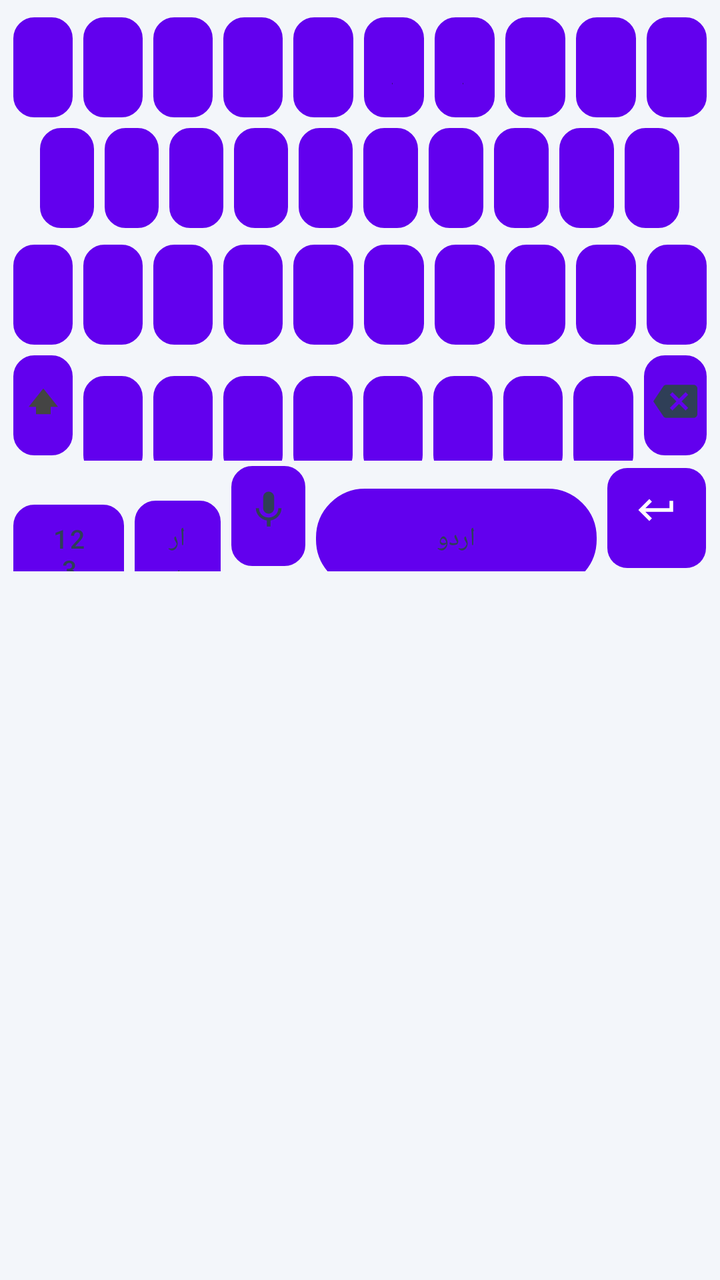
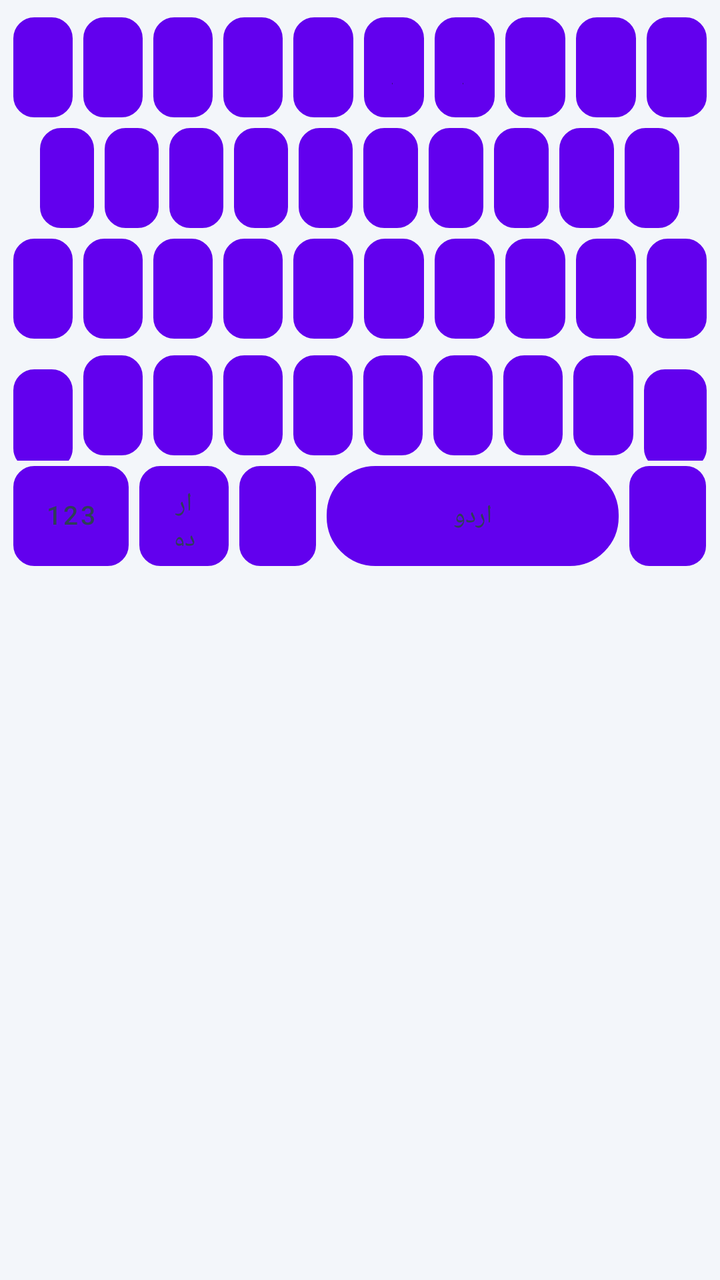

The first picture is an Android layout as it rendered before a commit; the second is the same layout after the commit. The layout source and the unified diff follow.
<!-- AndroidManifest.xml: fallback theme Theme.MaterialComponents.DayNight.NoActionBar -->
<!-- res/layout/keyboard_urdu.xml -->
<?xml version="1.0" encoding="utf-8"?>
<LinearLayout xmlns:android="http://schemas.android.com/apk/res/android"
    android:layout_width="match_parent"
    android:layout_height="wrap_content"
    android:background="@color/kb_bg_light"
    android:clipToPadding="false"
    android:layoutDirection="ltr"
    android:orientation="vertical"
    android:paddingStart="4dp"
    android:paddingEnd="4dp"
    android:paddingTop="6dp">

    
    <LinearLayout
        android:layout_width="match_parent"
        android:layout_height="wrap_content"
        android:orientation="horizontal">
        <Button android:id="@+id/urdu_key_1"  style="@style/KeyboardButton" android:text="ض" />
        <Button android:id="@+id/urdu_key_2"  style="@style/KeyboardButton" android:text="ص" />
        <Button android:id="@+id/urdu_key_3"  style="@style/KeyboardButton" android:text="ث" />
        <Button android:id="@+id/urdu_key_4"  style="@style/KeyboardButton" android:text="ق" />
        <Button android:id="@+id/urdu_key_5"  style="@style/KeyboardButton" android:text="ف" />
        <Button android:id="@+id/urdu_key_6"  style="@style/KeyboardButton" android:text="غ" />
        <Button android:id="@+id/urdu_key_7"  style="@style/KeyboardButton" android:text="ع" />
        <Button android:id="@+id/urdu_key_8"  style="@style/KeyboardButton" android:text="ہ" />
        <Button android:id="@+id/urdu_key_9"  style="@style/KeyboardButton" android:text="خ" />
        <Button android:id="@+id/urdu_key_10" style="@style/KeyboardButton" android:text="ح" />
    </LinearLayout>

    
    <LinearLayout
        android:layout_width="match_parent"
        android:layout_height="wrap_content"
        android:baselineAligned="false"
        android:gravity="center_vertical"
        android:layout_marginBottom="3dp"
        android:orientation="horizontal">
        <View android:layout_width="0dp" android:layout_height="0dp" android:layout_weight="0.5" />
        <Button android:id="@+id/urdu_key_11" style="@style/KeyboardButton" android:text="ج" />
        <Button android:id="@+id/urdu_key_12" style="@style/KeyboardButton" android:text="چ" />
        <Button android:id="@+id/urdu_key_13" style="@style/KeyboardButton" android:text="ظ" />
        <Button android:id="@+id/urdu_key_14" style="@style/KeyboardButton" android:text="ط" />
        <Button android:id="@+id/urdu_key_15" style="@style/KeyboardButton" android:text="ز" />
        <Button android:id="@+id/urdu_key_16" style="@style/KeyboardButton" android:text="ر" />
        <Button android:id="@+id/urdu_key_17" style="@style/KeyboardButton" android:text="ذ" />
        <Button android:id="@+id/urdu_key_18" style="@style/KeyboardButton" android:text="د" />
        <Button android:id="@+id/urdu_key_19" style="@style/KeyboardButton" android:text="ڈ" />
        <Button android:id="@+id/urdu_key_20" style="@style/KeyboardButton" android:text="ب" />
        <View android:layout_width="0dp" android:layout_height="0dp" android:layout_weight="0.5" />
    </LinearLayout>

    
    <LinearLayout
        android:layout_width="match_parent"
        android:layout_height="wrap_content"
        android:orientation="horizontal">
        <Button android:id="@+id/urdu_key_21" style="@style/KeyboardButton" android:text="پ" />
        <Button android:id="@+id/urdu_key_22" style="@style/KeyboardButton" android:text="ت" />
        <Button android:id="@+id/urdu_key_23" style="@style/KeyboardButton" android:text="ٹ" />
        <Button android:id="@+id/urdu_key_24" style="@style/KeyboardButton" android:text="ش" />
        <Button android:id="@+id/urdu_key_25" style="@style/KeyboardButton" android:text="س" />
        <Button android:id="@+id/urdu_key_26" style="@style/KeyboardButton" android:text="ک" />
        <Button android:id="@+id/urdu_key_27" style="@style/KeyboardButton" android:text="گ" />
        <Button android:id="@+id/urdu_key_28" style="@style/KeyboardButton" android:text="ل" />
        <Button android:id="@+id/urdu_key_29" style="@style/KeyboardButton" android:text="م" />
        <Button android:id="@+id/urdu_key_30" style="@style/KeyboardButton" android:text="ن" />
    </LinearLayout>

    
    <LinearLayout
        android:layout_width="match_parent"
        android:layout_height="wrap_content"
        android:orientation="horizontal">

        <Button
            android:id="@+id/urdu_key_shift"
            style="@style/KeyboardButtonShift"
            android:text=""
            android:drawableTop="@drawable/ic_shift"
            android:drawablePadding="0dp" />

        <Button android:id="@+id/urdu_key_31" style="@style/KeyboardButton" android:text="و" />
        <Button android:id="@+id/urdu_key_32" style="@style/KeyboardButton" android:text="ے" />
        <Button android:id="@+id/urdu_key_33" style="@style/KeyboardButton" android:text="ی" />
        <Button android:id="@+id/urdu_key_34" style="@style/KeyboardButton" android:text="ئ" />
        <Button android:id="@+id/urdu_key_35" style="@style/KeyboardButton" android:text="ؤ" />
        <Button android:id="@+id/urdu_key_36" style="@style/KeyboardButton" android:text="ا" />
        <Button android:id="@+id/urdu_key_37" style="@style/KeyboardButton" android:text="آ" />
        <Button android:id="@+id/urdu_key_38" style="@style/KeyboardButton" android:text="ژ" />

        <Button
            android:id="@+id/urdu_backspace"
            style="@style/KeyboardButtonIcon"
            android:text=""
            android:drawableTop="@drawable/ic_backspace"
            android:drawablePadding="0dp" />
    </LinearLayout>

    
    <LinearLayout
        android:layout_width="match_parent"
        android:layout_height="wrap_content"
        android:orientation="horizontal">

        <Button
            android:id="@+id/urdu_key_symbols"
            style="@style/KeyboardButtonBottomSmall"
            android:text="123" />

        <Button
            android:id="@+id/urdu_key_language"
            style="@style/KeyboardButtonLanguage"
            android:text="اردو" />

        <Button
            android:id="@+id/urdu_key_voice"
            style="@style/KeyboardButtonMic"
            android:text=""
            android:drawableTop="@drawable/ic_mic"
            android:drawablePadding="0dp" />

        <Button
            android:id="@+id/urdu_key_space"
            style="@style/KeyboardButtonSpace"
            android:text="اردو" />

        <Button
            android:id="@+id/urdu_key_enter"
            style="@style/KeyboardButtonEnter"
            android:layout_weight="1.2"
            android:text=""
            android:drawableTop="@drawable/ic_enter"
            android:drawablePadding="0dp" />
    </LinearLayout>

</LinearLayout>
<!-- resources referenced by this layout -->
<resources>
  <color name="kb_bg_light">#F3F6FA</color>
  <!-- drawable ic_enter (drawable) -->
  <?xml version="1.0" encoding="utf-8"?>
  <vector xmlns:android="http://schemas.android.com/apk/res/android"
      android:width="22dp"
      android:height="22dp"
      android:viewportWidth="24"
      android:viewportHeight="24">
      <path
          android:fillColor="#FFFFFF"
          android:pathData="M19,7v4H5.83l3.58,-3.59L8,6l-6,6 6,6 1.41,-1.41L5.83,13H21V7z" />
  </vector>
  <!-- drawable ic_shift (drawable) -->
  <?xml version="1.0" encoding="utf-8"?>
  <vector xmlns:android="http://schemas.android.com/apk/res/android"
      android:width="22dp"
      android:height="22dp"
      android:viewportWidth="24"
      android:viewportHeight="24">
      <path
          android:fillColor="#444444"
          android:pathData="M4,15h4v4h8v-4h4L12,5L4,15z" />
  </vector>
  <style name="KeyboardButtonBottomSmall" parent="KeyboardButtonFunctional">
          <item name="android:layout_weight">1.35</item>
          <item name="android:textSize">13sp</item>
      </style>
  <style name="KeyboardButtonEnter" parent="KeyboardButton">
          <item name="android:layout_weight">0.95</item>
          <item name="android:background">@drawable/key_background_enter</item>
          <item name="android:textColor">@color/kb_enter_text</item>
          <item name="android:textSize">0sp</item>
          <item name="android:paddingTop">4dp</item>
          <item name="android:paddingBottom">4dp</item>
          <item name="android:gravity">center</item>
          <item name="android:drawableTint">@color/kb_enter_text</item>
      </style>
  <style name="KeyboardButtonIcon" parent="KeyboardButtonFunctional">
          <item name="android:layout_weight">1.04</item>
          <item name="android:paddingTop">6dp</item>
          <item name="android:paddingBottom">6dp</item>
          <item name="android:textSize">0sp</item>
          <item name="android:gravity">center</item>
          <item name="android:drawableTint">@color/kb_icon_light</item>
      </style>
  <style name="KeyboardButtonLanguage" parent="KeyboardButtonFunctional">
          <item name="android:layout_weight">1.05</item>
          <item name="android:textSize">13sp</item>
      </style>
  <style name="KeyboardButtonMic" parent="KeyboardButtonFunctional">
          <item name="android:layout_weight">0.9</item>
          <item name="android:paddingTop">5dp</item>
          <item name="android:paddingBottom">5dp</item>
          <item name="android:textSize">0sp</item>
          <item name="android:gravity">center</item>
          <item name="android:drawableTint">@color/kb_icon_light</item>
      </style>
  <style name="KeyboardButtonShift" parent="KeyboardButtonIcon">
          <item name="android:layout_weight">1.0</item>
          <item name="android:drawableTint">@null</item>
      </style>
  <style name="KeyboardButtonSpace" parent="KeyboardButton">
          <item name="android:layout_weight">3.4</item>
          <item name="android:background">@drawable/key_background_space</item>
          <item name="android:textSize">13sp</item>
          <item name="android:textColor">@color/kb_text_functional_light</item>
          <item name="android:fontFamily">sans-serif</item>
      </style>
  <color name="kb_text_primary_light">#1A1C1E</color>
  <style name="KeyboardButtonFunctional" parent="KeyboardButton">
          <item name="android:background">@drawable/key_background_functional</item>
          <item name="android:textColor">@color/kb_text_functional_light</item>
          <item name="android:textSize">14sp</item>
          <item name="android:fontFamily">sans-serif-medium</item>
      </style>
  <color name="kb_enter_text">#FFFFFF</color>
  <color name="kb_icon_light">#2F3F57</color>
  <color name="kb_text_functional_light">#2F3F57</color>
  <color name="kb_ripple_light">#1F0B57D0</color>
  <color name="kb_key_light">#FFFFFF</color>
  <color name="kb_key_stroke_light">#D5DEE8</color>
  <color name="kb_accent">#0B57D0</color>
  <color name="kb_key_functional_light">#EAF1FA</color>
  <!-- unchanged entries left out for length: 7 -->
</resources>

<!-- the commit's change to res/layout/keyboard_urdu.xml (unified diff, before → after) -->
@@ -31,9 +31,6 @@
     <LinearLayout
         android:layout_width="match_parent"
         android:layout_height="wrap_content"
-        android:baselineAligned="false"
-        android:gravity="center_vertical"
-        android:layout_marginBottom="3dp"
         android:orientation="horizontal">
         <View android:layout_width="0dp" android:layout_height="0dp" android:layout_weight="0.5" />
         <Button android:id="@+id/urdu_key_11" style="@style/KeyboardButton" android:text="ج" />
@@ -53,6 +50,9 @@
     <LinearLayout
         android:layout_width="match_parent"
         android:layout_height="wrap_content"
+        android:baselineAligned="false"
+        android:gravity="center_vertical"
+        android:layout_marginBottom="3dp"
         android:orientation="horizontal">
         <Button android:id="@+id/urdu_key_21" style="@style/KeyboardButton" android:text="پ" />
         <Button android:id="@+id/urdu_key_22" style="@style/KeyboardButton" android:text="ت" />
@@ -76,7 +76,7 @@
             android:id="@+id/urdu_key_shift"
             style="@style/KeyboardButtonShift"
             android:text=""
-            android:drawableTop="@drawable/ic_shift"
+            android:drawableStart="@drawable/ic_shift"
             android:drawablePadding="0dp" />
 
         <Button android:id="@+id/urdu_key_31" style="@style/KeyboardButton" android:text="و" />
@@ -92,7 +92,7 @@
             android:id="@+id/urdu_backspace"
             style="@style/KeyboardButtonIcon"
             android:text=""
-            android:drawableTop="@drawable/ic_backspace"
+            android:drawableStart="@drawable/ic_backspace"
             android:drawablePadding="0dp" />
     </LinearLayout>
 
@@ -100,6 +100,9 @@
     <LinearLayout
         android:layout_width="match_parent"
         android:layout_height="wrap_content"
+        android:baselineAligned="false"
+        android:gravity="center_vertical"
+        android:paddingBottom="2dp"
         android:orientation="horizontal">
 
         <Button
@@ -116,7 +119,7 @@
             android:id="@+id/urdu_key_voice"
             style="@style/KeyboardButtonMic"
             android:text=""
-            android:drawableTop="@drawable/ic_mic"
+            android:drawableStart="@drawable/ic_mic"
             android:drawablePadding="0dp" />
 
         <Button
@@ -127,9 +130,9 @@
         <Button
             android:id="@+id/urdu_key_enter"
             style="@style/KeyboardButtonEnter"
-            android:layout_weight="1.2"
+            android:layout_weight="0.9"
             android:text=""
-            android:drawableTop="@drawable/ic_enter"
+            android:drawableStart="@drawable/ic_enter"
             android:drawablePadding="0dp" />
     </LinearLayout>
 
